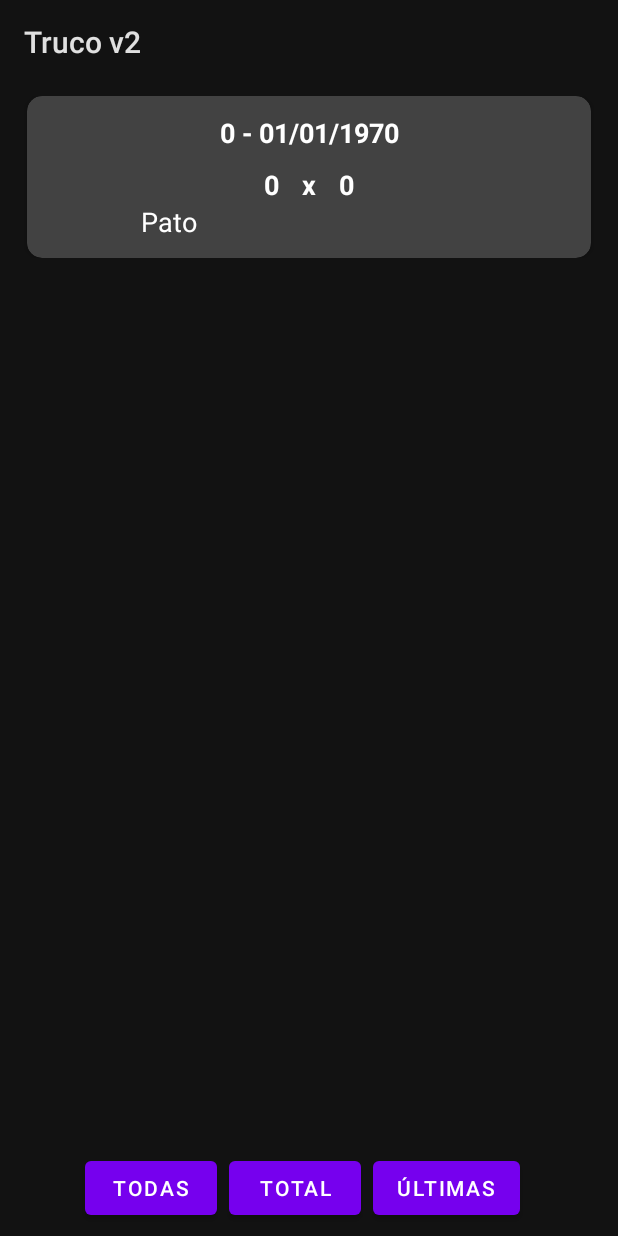
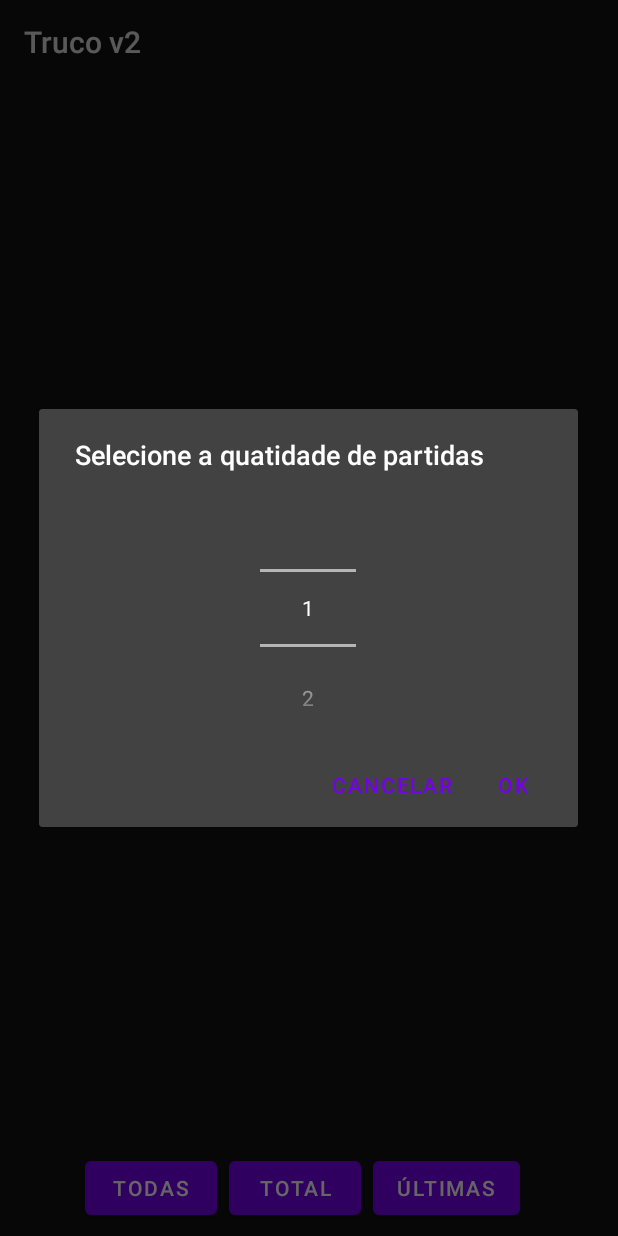
Before and after one commit to andersonjuliano/Truco, an Android app: the fragment PartidasFragment shown on its own in the app's theme, after a tap on "ÚLTIMAS", on a phone screen of 412 x 824 dp. Run offline under Robolectric (Android 15) with nearby library versions, the phone set to English and light mode, and no system bars; our stand-ins replace Room's generated code; 2 other taps on this screen came first.

Commit message:
correções resumo e pequenas correções e melhorias

```diff
--- a/app/src/main/java/br/com/aj/truco/MainActivity.java
+++ b/app/src/main/java/br/com/aj/truco/MainActivity.java
@@ -84,7 +84,6 @@ public class MainActivity extends AppCompatActivity {
 
     }
 
-
     @Override
     public boolean onCreateOptionsMenu(Menu menu) {
 
@@ -118,8 +117,13 @@ public class MainActivity extends AppCompatActivity {
 
                                     Partida partida = new Partida();
                                     partida.setDataPartida(c.getTime().getTime());
+
+                                    partida.setTime1ID(objTime1.getTimeID());
                                     partida.setNomeTime1(objTime1.getNome());
+
+                                    partida.setTime2ID(objTime2.getTimeID());
                                     partida.setNomeTime2(objTime2.getNome());
+
                                     long id = dbs.partidaDAO().insert(partida);
 
                                     //ao iniciar uma nova partida, remove o histórico
--- a/app/src/main/java/br/com/aj/truco/adapter/PartidasAdapter.java
+++ b/app/src/main/java/br/com/aj/truco/adapter/PartidasAdapter.java
@@ -13,23 +13,24 @@ import java.util.List;
 import br.com.aj.truco.R;
 import br.com.aj.truco.classe.Jogador;
 import br.com.aj.truco.classe.Partida;
+import br.com.aj.truco.classe.PartidaPesquisa;
 import br.com.aj.truco.dao.AppRoomDatabase;
 import br.com.aj.truco.generic.GenericAdapter;
 import br.com.aj.truco.generic.GenericViewHolder;
 import br.com.aj.truco.generic.RecyclerViewListenerHack;
 
-public class PartidasAdapter extends GenericAdapter<Partida, PartidasAdapter.ViewHolder> {
+public class PartidasAdapter extends GenericAdapter<PartidaPesquisa, PartidasAdapter.ViewHolder> {
 
     AppRoomDatabase dbs;
     Context mcontext;
 
-    public PartidasAdapter(Context context, List<Partida> objects) {
-        super(context, objects);
-        mcontext = context;
-        dbs = AppRoomDatabase.getDatabase(context);
-    }
+//    public PartidasAdapter(Context context, List<Partida> objects) {
+//        super(context, objects);
+//        mcontext = context;
+//        dbs = AppRoomDatabase.getDatabase(context);
+//    }
 
-    public PartidasAdapter(Context context, List<Partida> objects, RecyclerViewListenerHack.OnClickListener clickListener, RecyclerViewListenerHack.OnLongClickListener longClickListener) {
+    public PartidasAdapter(Context context, List<PartidaPesquisa> objects, RecyclerViewListenerHack.OnClickListener clickListener, RecyclerViewListenerHack.OnLongClickListener longClickListener) {
         super(context, objects, clickListener, longClickListener);
         mcontext = context;
         dbs = AppRoomDatabase.getDatabase(context);
@@ -43,7 +44,7 @@ public class PartidasAdapter extends GenericAdapter<Partida, PartidasAdapter.Vie
 
     @Override
     public void onBindViewHolder(ViewHolder holder, int position) {
-        Partida partida = mList.get(position);
+        PartidaPesquisa partida = mList.get(position);
 
         holder.viewPartida.setText(partida.getTitulo());
         holder.viewNomeTime1.setText(partida.getNomeTime1());
@@ -51,11 +52,16 @@ public class PartidasAdapter extends GenericAdapter<Partida, PartidasAdapter.Vie
         holder.viewVitoriaTime1.setText(String.valueOf(partida.getVitoriaTime1()));
         holder.viewVitoriaTime2.setText(String.valueOf(partida.getVitoriaTime2()));
 
+
+        if (partida.getPartidaID() > 0) {
+
+            holder.rvJogadoresTime1.setVisibility(View.VISIBLE);
+            holder.rvJogadoresTime2.setVisibility(View.VISIBLE);
+
             LinearLayoutManager linearLayoutManager = new LinearLayoutManager(mcontext);
             linearLayoutManager.setOrientation(LinearLayoutManager.VERTICAL);
             holder.rvJogadoresTime1.setLayoutManager(linearLayoutManager);
             holder.rvJogadoresTime1.setHasFixedSize(true);
-
             List<Jogador> jogadorList = dbs.jogadorDAO().getJogadoresByPartidaTime(partida.getPartidaID(), 1);
             JogadoresTimesAdapter jtaTime1 = new JogadoresTimesAdapter(mcontext, jogadorList, null, null);
             holder.rvJogadoresTime1.setAdapter(jtaTime1);
@@ -65,11 +71,15 @@ public class PartidasAdapter extends GenericAdapter<Partida, PartidasAdapter.Vie
             linearLayoutManager2.setOrientation(LinearLayoutManager.VERTICAL);
             holder.rvJogadoresTime2.setLayoutManager(linearLayoutManager2);
             holder.rvJogadoresTime2.setHasFixedSize(true);
-
             List<Jogador> jogadorList2 = dbs.jogadorDAO().getJogadoresByPartidaTime(partida.getPartidaID(), 2);
             JogadoresTimesAdapter jtaTime2 = new JogadoresTimesAdapter(mcontext, jogadorList2, null, null);
             holder.rvJogadoresTime2.setAdapter(jtaTime2);
 
+        }
+        else {
+            holder.rvJogadoresTime1.setVisibility(View.GONE);
+            holder.rvJogadoresTime2.setVisibility(View.GONE);
+        }
     }
 
     @Override
--- a/app/src/main/java/br/com/aj/truco/dao/JogadorDAO.java
+++ b/app/src/main/java/br/com/aj/truco/dao/JogadorDAO.java
@@ -49,7 +49,7 @@ public interface JogadorDAO {
     @Query("SELECT * FROM Jogador WHERE Ordem > 0 ORDER BY Ordem")
     Jogador getFirstJogador();
 
-    @Query("SELECT * FROM Jogador WHERE JogadorID in (SELECT JogadorID FROM PartidaJogada WHERE PartidaID = :partidaID AND TimeID = :timeID GROUP BY JogadorID)")
+    @Query("SELECT * FROM Jogador WHERE JogadorID in (SELECT JogadorID FROM PartidaJogada WHERE PartidaID = :partidaID AND TimeID = :timeID)")
     List<Jogador> getJogadoresByPartidaTime(long partidaID, long timeID);
 
     @Query("SELECT MAX(Ordem) FROM Jogador")
--- a/app/src/main/java/br/com/aj/truco/dao/PartidaDAO.java
+++ b/app/src/main/java/br/com/aj/truco/dao/PartidaDAO.java
@@ -9,6 +9,7 @@ import androidx.room.Update;
 import java.util.List;
 
 import br.com.aj.truco.classe.Partida;
+import br.com.aj.truco.classe.PartidaPesquisa;
 
 @Dao
 public interface PartidaDAO {
@@ -17,32 +18,45 @@ public interface PartidaDAO {
     @Query("SELECT * FROM Partida ORDER BY PartidaID DESC")
     List<Partida> getAll();
 
+    @Query("SELECT p.*, DataPartida as DataPartidaInicio, DataPartida as DataPartidaFim FROM Partida p ORDER BY PartidaID DESC")
+    List<PartidaPesquisa> getAllP();
+
     @Query("SELECT 0 as PartidaID " +
             ",MAX(DataPartida) as DataPartida" +
+            ",MAX(DataPartida) as DataPartidaFim" +
+            ",MIN(DataPartida) as DataPartidaInicio" +
             ",0 as JogadorID" +
             ",SUM(PontosTime1) as PontosTime1" +
             ",SUM(PontosTime2) as PontosTime2" +
             ",SUM(VitoriaTime1) as VitoriaTime1" +
             ",SUM(VitoriaTime2) as VitoriaTime2" +
             ",0 as Ativo" +
-            ",MAX(Time1ID) as Time1ID" +
-            ",MAX(Time2ID) as Time2ID" +
-            " FROM (SELECT * FROM Partida ORDER BY PartidaID DESC LIMIT :limit)")
-    List<Partida> getLastPartidas(int limit);
+            " ,Time1ID" +
+            " ,NomeTime1" +
+            " ,Time2ID" +
+            " ,NomeTime2" +
+            " FROM (SELECT * FROM Partida ORDER BY PartidaID DESC LIMIT :limit)"+
+            "GROUP BY Time1ID, Time2ID, NomeTime1, NomeTime2")
+    List<PartidaPesquisa> getLastPartidas(int limit);
 
 
     @Query("SELECT 0 as PartidaID" +
-            ",MAX(DataPartida) as DataPartida" +
-            ",0 as JogadorID" +
-            ",SUM(PontosTime1) as PontosTime1" +
-            ",SUM(PontosTime2) as PontosTime2" +
-            ",SUM(VitoriaTime1) as VitoriaTime1" +
-            ",SUM(VitoriaTime2) as VitoriaTime2" +
-            ",0 as Ativo" +
-            ",MAX(Time1ID) as Time1ID" +
-            ",MAX(Time2ID) as Time2ID" +
-            " FROM Partida ")
-    List<Partida> getTotalPartidas();
+            " ,MAX(DataPartida) as DataPartida" +
+            " ,MAX(DataPartida) as DataPartidaFim" +
+            " ,MIN(DataPartida) as DataPartidaInicio" +
+            " ,0 as JogadorID" +
+            " ,SUM(PontosTime1) as PontosTime1" +
+            " ,SUM(PontosTime2) as PontosTime2" +
+            " ,SUM(VitoriaTime1) as VitoriaTime1" +
+            " ,SUM(VitoriaTime2) as VitoriaTime2" +
+            " ,0 as Ativo" +
+            " ,Time1ID" +
+            " ,NomeTime1" +
+            " ,Time2ID" +
+            " ,NomeTime2" +
+            " FROM Partida " +
+            "GROUP BY Time1ID, Time2ID, NomeTime1, NomeTime2")
+    List<PartidaPesquisa> getTotalPartidas();
 
 
 
--- a/app/src/main/java/br/com/aj/truco/dao/PartidaJogadaDAO.java
+++ b/app/src/main/java/br/com/aj/truco/dao/PartidaJogadaDAO.java
@@ -66,10 +66,22 @@ public interface PartidaJogadaDAO {
     @Query("SELECT * FROM PartidaJogada WHERE PartidaID = :partidaid ORDER BY PartidaJogadaID DESC")
     PartidaJogada getLast(long partidaid);
 
-    @Query("SELECT * FROM PartidaJogada " +
+
+    @Query("SELECT * FROM (" +
+            "SELECT PartidaJogadaID " +
+            " ,PartidaID" +
+            " ,TimeID" +
+            " ,JogadorID" +
+            " ,Pontos" +
+            " ,(CASE WHEN (TimeID = :time1ID AND Vitoria) OR (TimeID = :time2ID AND NOT Vitoria) THEN PontosTime1 + Pontos ELSE PontosTime1 END) AS PontosTime1" +
+            " ,(CASE WHEN (TimeID = :time2ID AND Vitoria) OR (TimeID = :time1ID AND NOT Vitoria) THEN PontosTime2 + Pontos ELSE PontosTime2 END) AS PontosTime2" +
+            " ,VitoriasTime1" +
+            " ,VitoriasTime2" +
+            " ,Vitoria" +
+            " FROM PartidaJogada " +
             " WHERE PartidaID = :partidaid " +
-            " AND (CASE WHEN (TimeID = :time1ID AND Vitoria) OR (TimeID = :time2ID AND NOT Vitoria) THEN PontosTime1 + Pontos ELSE PontosTime2 + Pontos END) >=12 " +
-            " ORDER BY PartidaJogadaID")
+            " ORDER BY PartidaJogadaID ) TABELA" +
+            " WHERE PontosTime1 >= 12 OR PontosTime2 >= 12")
     List<PartidaJogada> getResultadosByPartida(long partidaid, long time1ID, long time2ID);
 
     @Insert
--- a/app/src/main/java/br/com/aj/truco/dao/TimeDAO.java
+++ b/app/src/main/java/br/com/aj/truco/dao/TimeDAO.java
@@ -20,7 +20,7 @@ public interface TimeDAO {
     List<Time> getAtivos();
 
  @Query("SELECT * FROM Time WHERE Ativo = 1 ORDER BY TimeID DESC")
-    List<Time> getAtivosAlt();
+    List<Time> getAtivosDesc();
 
     @Query("SELECT * FROM Time WHERE TimeID = :timeid")
     Time getTime(long timeid);
--- a/app/src/main/java/br/com/aj/truco/ui/JogoFragment.java
+++ b/app/src/main/java/br/com/aj/truco/ui/JogoFragment.java
@@ -100,6 +100,7 @@ public class JogoFragment extends BaseFragment {
         } catch (Exception e) {
             Log.d(TAG, e.getMessage());
         }
+
 
 
         buttonVitoriaTime1.setOnClickListener(btnVitoriaTime1);
--- a/app/src/main/java/br/com/aj/truco/ui/PartidasFragment.java
+++ b/app/src/main/java/br/com/aj/truco/ui/PartidasFragment.java
@@ -1,12 +1,15 @@
 package br.com.aj.truco.ui;
 
 import android.app.Activity;
+import android.app.AlertDialog;
+import android.content.DialogInterface;
 import android.content.Intent;
 import android.content.SharedPreferences;
 import android.os.Bundle;
 import android.view.LayoutInflater;
 import android.view.View;
 import android.view.ViewGroup;
+import android.widget.NumberPicker;
 import android.widget.Toast;
 
 import androidx.fragment.app.Fragment;
@@ -21,6 +24,7 @@ import java.util.List;
 import br.com.aj.truco.R;
 import br.com.aj.truco.adapter.PartidasAdapter;
 import br.com.aj.truco.classe.Partida;
+import br.com.aj.truco.classe.PartidaPesquisa;
 import br.com.aj.truco.dao.AppRoomDatabase;
 import br.com.aj.truco.databinding.FragmentPartidasBinding;
 import br.com.aj.truco.generic.RecyclerViewListenerHack;
@@ -36,7 +40,7 @@ public class PartidasFragment extends Fragment {
     private RecyclerView recyclerView;
     private Activity activity;
     private PartidasAdapter adapter;
-
+    private AppRoomDatabase dbs;
 
     public PartidasFragment() {
         // Required empty public constructor
@@ -55,9 +59,9 @@ public class PartidasFragment extends Fragment {
         recyclerView = binding.partidasRecycleview;
 
 
-        AppRoomDatabase dbs = AppRoomDatabase.getDatabase(getContext());
+        dbs = AppRoomDatabase.getDatabase(getContext());
 
-        List<Partida> partidaList = dbs.partidaDAO().getAll();
+        List<PartidaPesquisa> partidaList = dbs.partidaDAO().getAllP();
 
         LinearLayoutManager linearLayoutManager = new LinearLayoutManager(activity);
         linearLayoutManager.setOrientation(LinearLayoutManager.VERTICAL);
@@ -72,7 +76,7 @@ public class PartidasFragment extends Fragment {
             @Override
             public void onClick(View v) {
 
-                List<Partida> partidaList = dbs.partidaDAO().getTotalPartidas();
+                List<PartidaPesquisa> partidaList = dbs.partidaDAO().getTotalPartidas();
 
                 adapter = new PartidasAdapter(activity, partidaList, null, null);
                 recyclerView.setAdapter(adapter);
@@ -84,7 +88,7 @@ public class PartidasFragment extends Fragment {
             @Override
             public void onClick(View v) {
 
-                List<Partida> partidaList = dbs.partidaDAO().getAll();
+                List<PartidaPesquisa> partidaList = dbs.partidaDAO().getAllP();
 
                 adapter = new PartidasAdapter(activity, partidaList, listClickListener, listLongClickListener);
                 recyclerView.setAdapter(adapter);
@@ -96,10 +100,41 @@ public class PartidasFragment extends Fragment {
             @Override
             public void onClick(View v) {
 
-                List<Partida> partidaList = dbs.partidaDAO().getLastPartidas(3);
 
-                adapter = new PartidasAdapter(activity, partidaList, null, null);
-                recyclerView.setAdapter(adapter);
+                final AlertDialog.Builder d = new AlertDialog.Builder(getContext());
+                LayoutInflater inflater = getLayoutInflater();
+                View dialogView = inflater.inflate(R.layout.number_picker_dialog, null);
+                d.setTitle("Selecione a quatidade de partidas");
+                d.setView(dialogView);
+                final NumberPicker numberPicker = (NumberPicker) dialogView.findViewById(R.id.dialog_number_picker);
+                numberPicker.setMaxValue(99);
+                numberPicker.setMinValue(1);
+                numberPicker.setWrapSelectorWheel(false);
+                numberPicker.setOnValueChangedListener(new NumberPicker.OnValueChangeListener() {
+                    @Override
+                    public void onValueChange(NumberPicker numberPicker, int i, int i1) {
+                        //Log.d(TAG, "onValueChange: ");
+                    }
+                });
+                d.setPositiveButton("OK", new DialogInterface.OnClickListener() {
+                    @Override
+                    public void onClick(DialogInterface dialogInterface, int i) {
+
+                        List<PartidaPesquisa> partidaList = dbs.partidaDAO().getLastPartidas(numberPicker.getValue());
+
+                        adapter = new PartidasAdapter(activity, partidaList, null, null);
+                        recyclerView.setAdapter(adapter);
+                    }
+                });
+                d.setNegativeButton("Cancelar", new DialogInterface.OnClickListener() {
+                    @Override
+                    public void onClick(DialogInterface dialogInterface, int i) {
+                    }
+                });
+                AlertDialog alertDialog = d.create();
+                alertDialog.show();
+
+
 
             }
         });
@@ -119,6 +154,17 @@ public class PartidasFragment extends Fragment {
         @Override
         public void onClickListener(View view, int position, Object object) {
             if (object instanceof Partida && ((Partida) object).getPartidaID() != 0) {
+
+
+
+                Partida partida = (Partida) object;
+
+                if (partida.getTime1ID() == 0 || partida.getTime2ID() == 0)
+                {
+                    partida.setTime1ID(1);
+                    partida.setTime2ID(2);
+                    dbs.partidaDAO().update(partida);
+                }
 
                 long id = ((Partida) object).getPartidaID();
                 SharedPreferences.Editor editor = SharedPreferencesUtil.getAppSharedPreferences(getContext()).edit();
@@ -144,6 +190,8 @@ public class PartidasFragment extends Fragment {
 
             if (object instanceof Partida && ((Partida) object).getPartidaID() != 0) {
 
+
+
                 Intent intent = new Intent(getActivity(), PartidaPontosActivity.class);
                 intent.putExtra(Partida.EXTRA_KEY, ((Partida) object).getPartidaID());
                 startActivity(intent);
--- a/app/src/main/res/layout/fragment_estatistica.xml
+++ b/app/src/main/res/layout/fragment_estatistica.xml
@@ -150,7 +150,7 @@
                 android:id="@+id/estatistica_recycleview"
                 android:layout_width="match_parent"
                 android:layout_height="0dp"
-                android:layout_marginBottom="90dp"
+                android:layout_marginBottom="10dp"
                 android:layout_weight="1"
                 android:nestedScrollingEnabled="true"
                 app:layout_constraintBottom_toBottomOf="parent"
--- a/app/src/main/res/layout/item_partida.xml
+++ b/app/src/main/res/layout/item_partida.xml
@@ -57,13 +57,13 @@
 
                         <TextView
                             android:id="@+id/item_partida_time1_vitorias"
-                            android:layout_width="30dp"
+                            android:layout_width="wrap_content"
                             android:layout_height="wrap_content"
-                            android:layout_marginStart="8dp"
+                            android:layout_marginStart="4dp"
                             android:gravity="center"
                             android:textSize="18sp"
                             android:textStyle="bold"
-                            tools:text="7" />
+                            tools:text="9997" />
 
                     </LinearLayout>
 
@@ -96,7 +96,7 @@
 
                         <TextView
                             android:id="@+id/item_partida_time2_vitorias"
-                            android:layout_width="30dp"
+                            android:layout_width="wrap_content"
                             android:layout_height="wrap_content"
                             android:gravity="center"
                             android:textSize="18sp"
@@ -107,6 +107,7 @@
                             android:id="@+id/item_partida_time2"
                             android:layout_width="match_parent"
                             android:layout_height="wrap_content"
+                            android:layout_marginStart="4dp"
                             android:gravity="center"
                             android:textSize="18sp"
                             android:textStyle="bold"
```
Also changed, not shown: app/src/main/java/br/com/aj/truco/adapter/ResultadoPartidasAdapter.java (+12 -12 lines), app/src/main/java/br/com/aj/truco/classe/PartidaPesquisa.java (added, +21 -0 lines), app/src/main/java/br/com/aj/truco/ui/JogadoresFragment.java (+35 -3 lines), app/src/main/res/layout/fragment_jogadores.xml (+15 -5 lines). Lines whose indentation alone changed are shown as unchanged.
